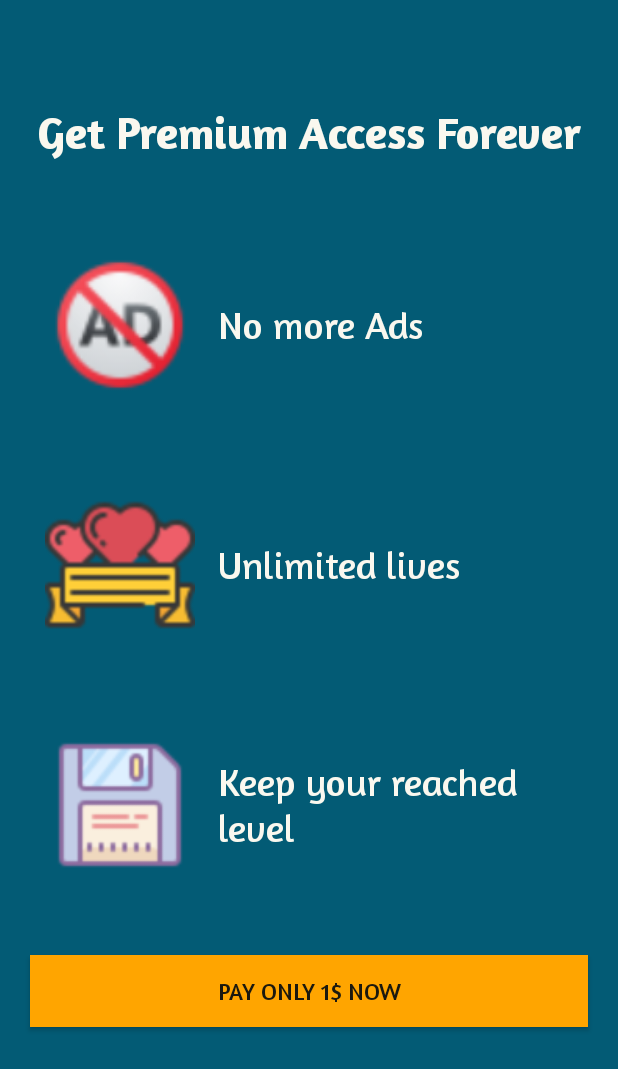
After one commit to As1ss/HorseGame, an Android app: the CheckOutActivity screen opened directly, with no data from a screen before it, on a phone screen of 412 x 824 dp. The commit adds this screen. Shown: the top 1069 px of the screen. Run offline under Robolectric (Android 15) with nearby library versions, the phone set to English and light mode, and no system bars; our stand-ins replace AdMob.

Commit message:
Agregado de publicidad de testeo, arreglo de la obtención de vidas y creación de la activity (visual) para realizar pagos.

```diff
--- a/app/build.gradle.kts
+++ b/app/build.gradle.kts
@@ -44,4 +44,5 @@ dependencies {
     testImplementation("junit:junit:4.13.2")
     androidTestImplementation("androidx.test.ext:junit:1.1.5")
     androidTestImplementation("androidx.test.espresso:espresso-core:3.5.1")
+    implementation("com.google.android.gms:play-services-ads:22.4.0")
 }
--- /dev/null
+++ b/app/src/main/java/com/example/horsegame/CheckOutActivity.kt
@@ -0,0 +1,11 @@
+package com.example.horsegame
+
+import androidx.appcompat.app.AppCompatActivity
+import android.os.Bundle
+
+class CheckOutActivity : AppCompatActivity() {
+    override fun onCreate(savedInstanceState: Bundle?) {
+        super.onCreate(savedInstanceState)
+        setContentView(R.layout.activity_check_out_activty)
+    }
+}
--- /dev/null
+++ b/app/src/main/res/layout/activity_check_out_activty.xml
@@ -0,0 +1,98 @@
+<?xml version="1.0" encoding="utf-8"?>
+<LinearLayout xmlns:android="http://schemas.android.com/apk/res/android"
+    xmlns:app="http://schemas.android.com/apk/res-auto"
+    xmlns:tools="http://schemas.android.com/tools"
+    android:layout_width="match_parent"
+    android:layout_height="match_parent"
+    tools:context=".CheckOutActivity"
+    android:orientation="vertical"
+    android:background="#035B75">
+    <TextView
+        android:layout_width="match_parent"
+        android:layout_height="wrap_content"
+        android:text="@string/premiumTitle"
+        android:fontFamily="@font/amaranth_bold"
+        android:textAlignment="center"
+        android:textSize="30sp"
+        android:textColor="@color/app_color_light"
+        android:paddingTop="70dp"/>
+    <LinearLayout
+        android:layout_width="match_parent"
+        android:layout_height="wrap_content"
+        android:orientation="horizontal"
+        android:layout_marginTop="60dp"
+        android:layout_marginStart="30dp"
+        android:layout_marginEnd="25dp">
+        <ImageView
+            android:layout_width="100dp"
+            android:layout_height="100dp"
+            android:src="@drawable/benefit1" />
+        <TextView
+            android:layout_width="200dp"
+            android:layout_height="wrap_content"
+            android:text="@string/premiumBenefit1"
+            android:fontFamily="@font/amaranth_regular"
+            android:textColor="@color/app_color_light"
+            android:layout_gravity="center"
+            android:textSize="25sp"
+            android:layout_marginStart="15dp"/>
+    </LinearLayout>
+    <LinearLayout
+        android:layout_width="match_parent"
+        android:layout_height="wrap_content"
+        android:orientation="horizontal"
+        android:layout_marginTop="60dp"
+        android:layout_marginStart="30dp"
+        android:layout_marginEnd="25dp">
+        <ImageView
+            android:layout_width="100dp"
+            android:layout_height="100dp"
+            android:src="@drawable/benefit2" />
+        <TextView
+            android:layout_width="200dp"
+            android:layout_height="wrap_content"
+            android:text="@string/premiumBenefit2"
+            android:fontFamily="@font/amaranth_regular"
+            android:textColor="@color/app_color_light"
+            android:layout_gravity="center"
+            android:textSize="25sp"
+            android:layout_marginStart="15dp"/>
+    </LinearLayout>
+    <LinearLayout
+        android:layout_width="match_parent"
+        android:layout_height="wrap_content"
+        android:orientation="horizontal"
+        android:layout_marginTop="60dp"
+        android:layout_marginStart="30dp"
+        android:layout_marginEnd="25dp">
+        <ImageView
+            android:layout_width="100dp"
+            android:layout_height="100dp"
+            android:src="@drawable/benefit3" />
+        <TextView
+            android:layout_width="200dp"
+            android:layout_height="wrap_content"
+            android:text="@string/premiumBenefit3"
+            android:fontFamily="@font/amaranth_regular"
+            android:textColor="@color/app_color_light"
+            android:layout_gravity="center"
+            android:textSize="25sp"
+            android:layout_marginStart="15dp"/>
+    </LinearLayout>
+
+
+    <Button
+        android:id="@+id/payButton"
+        android:layout_marginTop="50dp"
+        android:layout_width="match_parent"
+        android:layout_height="wrap_content"
+        android:background="@color/previous_cell"
+        android:text="@string/pay"
+        android:textColor="@color/app_color_dark"
+        android:fontFamily="@font/amaranth_regular"
+        android:textSize="16sp"
+        android:textAlignment="center"
+        android:layout_marginStart="20dp"
+        android:layout_marginEnd="20dp"/>
+
+</LinearLayout>
--- a/app/src/main/res/values/strings.xml
+++ b/app/src/main/res/values/strings.xml
@@ -7,7 +7,7 @@
     <string name="lives">Lives</string>
     <string name="options">Options</string>
     <string name="instructions">Move the horse over board to complete all cells.</string>
-    <string name="credits">Game created by Horse Javier Villena.</string>
+    <string name="credits">Game created by El Rey de las Telas.</string>
 
 
     <string name="premium">Tap here to remove ads, get more levels and unlimited lives</string>
```
Also changed, not shown: app/src/main/AndroidManifest.xml (+10 -2 lines), app/src/main/java/com/example/horsegame/MainActivity.kt (+104 -6 lines), app/src/main/res/drawable/benefit1.png (added), app/src/main/res/drawable/benefit2.png (added), app/src/main/res/drawable/benefit3.png (added).
